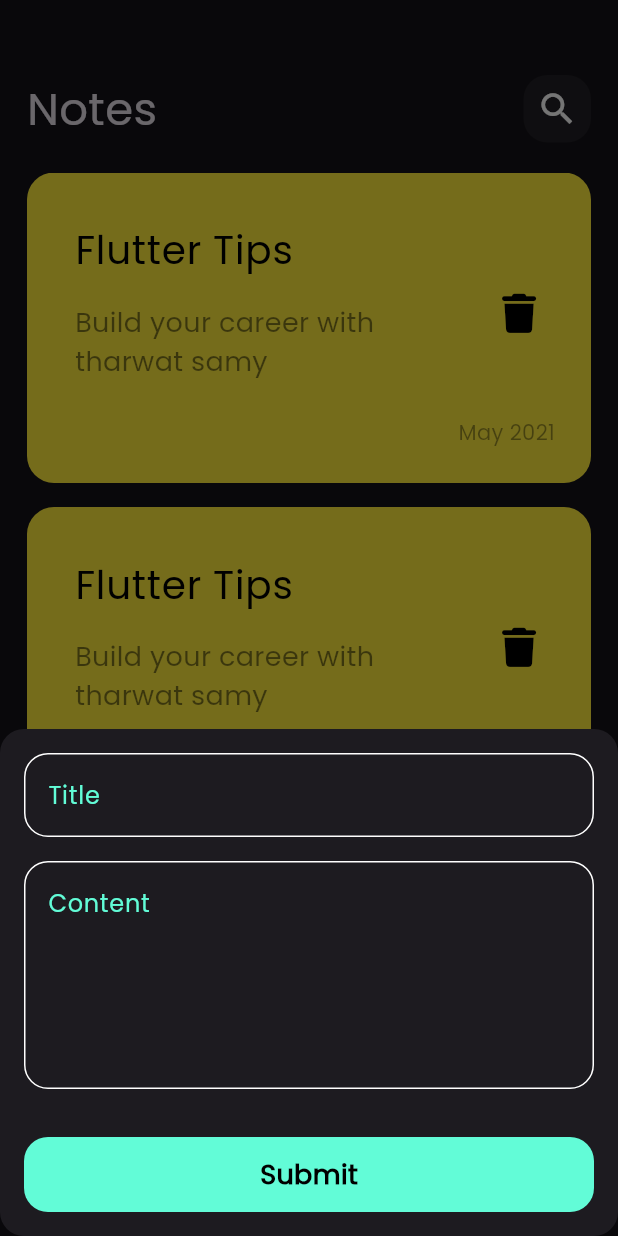
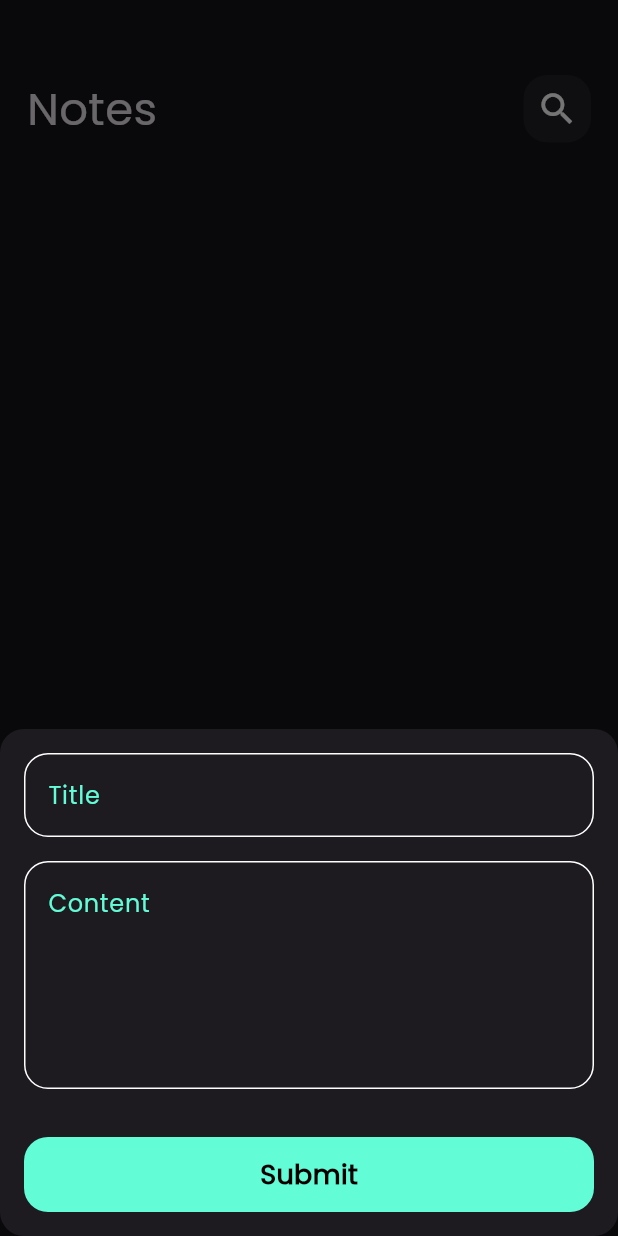
Before and after one commit to Afwra/flutter_notes_app_tharwat_samy, a Flutter app: the screen it shows after launch, after a tap on the "add" icon, on a phone screen of 412 x 824 dp. Run offline on Flutter 3.47's test engine with Material 3 defaults, Android fonts, the phone set to English and light mode, and no system bars; our stand-ins replace bloc, flutter_bloc, font_awesome_flutter, hive, hive_flutter; accounts and stored records are empty.

Commit message:
Finished Get Notes Cubit

```diff
--- /dev/null
+++ b/lib/cubits/get_note_cubit/get_notes_cubit.dart
@@ -0,0 +1,22 @@
+import 'package:bloc/bloc.dart';
+import 'package:hive_flutter/hive_flutter.dart';
+import 'package:meta/meta.dart';
+import 'package:notes_app/constants.dart';
+import 'package:notes_app/models/note_model.dart';
+
+part 'get_notes_state.dart';
+
+class GetNotesCubit extends Cubit<GetNotesState> {
+  GetNotesCubit() : super(GetNotesInitial());
+
+  void getAllNotes() {
+    emit(GetNoteLoading());
+    try {
+      Box notesBox = Hive.box<NoteModel>(kNotesBox);
+      List<NoteModel> notes = notesBox.values.toList() as List<NoteModel>;
+      emit(GetNoteSuccess(notes: notes));
+    } catch (e) {
+      emit(GetNoteFail(errorMsg: e.toString()));
+    }
+  }
+}
--- /dev/null
+++ b/lib/cubits/get_note_cubit/get_notes_state.dart
@@ -0,0 +1,20 @@
+part of 'get_notes_cubit.dart';
+
+@immutable
+sealed class GetNotesState {}
+
+final class GetNotesInitial extends GetNotesState {}
+
+final class GetNoteLoading extends GetNotesState {}
+
+final class GetNoteSuccess extends GetNotesState {
+  final List<NoteModel> notes;
+
+  GetNoteSuccess({required this.notes});
+}
+
+final class GetNoteFail extends GetNotesState {
+  final String errorMsg;
+
+  GetNoteFail({required this.errorMsg});
+}
--- a/lib/views/notes_view.dart
+++ b/lib/views/notes_view.dart
@@ -1,4 +1,6 @@
 import 'package:flutter/material.dart';
+import 'package:flutter_bloc/flutter_bloc.dart';
+import 'package:notes_app/cubits/get_note_cubit/get_notes_cubit.dart';
 import 'package:notes_app/widgets/custom_bottom_sheet.dart';
 import 'package:notes_app/widgets/notes_view_body.dart';
 
@@ -7,7 +9,9 @@ class NotesView extends StatelessWidget {
 
   @override
   Widget build(BuildContext context) {
-    return Scaffold(
+    return BlocProvider(
+      create: (context) => GetNotesCubit()..getAllNotes(),
+      child: Scaffold(
         body: const NotesViewBody(),
         floatingActionButton: FloatingActionButton(
           onPressed: () {
@@ -26,6 +30,7 @@ class NotesView extends StatelessWidget {
           shape: const CircleBorder(),
           child: const Icon(Icons.add),
         ),
+      ),
     );
   }
 }
--- a/lib/widgets/custom_bottom_sheet.dart
+++ b/lib/widgets/custom_bottom_sheet.dart
@@ -1,5 +1,6 @@
 import 'dart:developer';
 import 'package:flutter/material.dart';
+import 'package:flutter/widgets.dart';
 import 'package:flutter_bloc/flutter_bloc.dart';
 import 'package:notes_app/cubits/add_note_cubit/add_note_cubit.dart';
 import 'package:notes_app/widgets/add_note_form.dart';
@@ -24,7 +25,11 @@ class CustomBottomSheet extends StatelessWidget {
           builder: (context, state) {
             return AbsorbPointer(
               absorbing: state is AddNoteLoading ? true : false,
-              child: const SingleChildScrollView(child: AddNoteForm()),
+              child: Padding(
+                padding: EdgeInsets.only(
+                    bottom: MediaQuery.of(context).viewInsets.bottom),
+                child: const SingleChildScrollView(child: AddNoteForm()),
+              ),
             );
           },
         ),
--- a/lib/widgets/note_item.dart
+++ b/lib/widgets/note_item.dart
@@ -1,9 +1,12 @@
 import 'package:flutter/material.dart';
 import 'package:font_awesome_flutter/font_awesome_flutter.dart';
+import 'package:intl/intl.dart';
+import 'package:notes_app/models/note_model.dart';
 import 'package:notes_app/views/edit_notes_view.dart';
 
 class NoteItem extends StatelessWidget {
-  const NoteItem({super.key});
+  const NoteItem({super.key, required this.note});
+  final NoteModel note;
 
   @override
   Widget build(BuildContext context) {
@@ -19,21 +22,21 @@ class NoteItem extends StatelessWidget {
           left: 16,
         ),
         decoration: BoxDecoration(
-          color: Colors.yellow,
+          color: Color(note.color),
           borderRadius: BorderRadius.circular(18),
         ),
         child: Column(
           crossAxisAlignment: CrossAxisAlignment.end,
           children: [
             ListTile(
-              title: const Text(
-                'Flutter Tips',
-                style: TextStyle(color: Colors.black, fontSize: 26),
+              title: Text(
+                note.title,
+                style: const TextStyle(color: Colors.black, fontSize: 26),
               ),
               subtitle: Padding(
                 padding: const EdgeInsets.only(top: 16.0, bottom: 16),
                 child: Text(
-                  'Build your career with tharwat samy',
+                  note.subTitle,
                   style: TextStyle(
                     color: Colors.black.withOpacity(0.5),
                     fontSize: 18,
@@ -52,7 +55,7 @@ class NoteItem extends StatelessWidget {
             Padding(
               padding: const EdgeInsets.only(right: 24.0),
               child: Text(
-                'May 2021',
+                formatCustomDate(note.date),
                 style: TextStyle(color: Colors.black.withOpacity(0.4)),
               ),
             ),
@@ -61,4 +64,9 @@ class NoteItem extends StatelessWidget {
       ),
     );
   }
+
+  String formatCustomDate(String dateString) {
+    DateTime parsedDate = DateTime.parse(dateString); // Convert to DateTime
+    return DateFormat('MM-yyyy').format(parsedDate);
+  }
 }
--- a/lib/widgets/notes_list_view.dart
+++ b/lib/widgets/notes_list_view.dart
@@ -1,4 +1,7 @@
 import 'package:flutter/material.dart';
+import 'package:flutter/widgets.dart';
+import 'package:flutter_bloc/flutter_bloc.dart';
+import 'package:notes_app/cubits/get_note_cubit/get_notes_cubit.dart';
 import 'package:notes_app/widgets/note_item.dart';
 
 class NotesListView extends StatelessWidget {
@@ -6,17 +9,36 @@ class NotesListView extends StatelessWidget {
 
   @override
   Widget build(BuildContext context) {
+    return BlocBuilder<GetNotesCubit, GetNotesState>(
+      builder: (context, state) {
+        if (state is GetNoteSuccess) {
           return Padding(
             padding: const EdgeInsets.only(bottom: 4.0),
             child: ListView.builder(
-        itemBuilder: (context, index) => const Padding(
-          padding: EdgeInsets.only(
+              itemBuilder: (context, index) => Padding(
+                padding: const EdgeInsets.only(
                   bottom: 16,
                 ),
-          child: NoteItem(),
+                child: NoteItem(
+                  note: state.notes[index],
                 ),
-        itemCount: 5,
+              ),
+              itemCount: state.notes.length,
+            ),
+          );
+        } else {
+          return const Center(
+            child: Text(
+              'No Notes',
+              style: TextStyle(
+                color: Colors.white,
+                fontSize: 32,
+                fontWeight: FontWeight.bold,
+              ),
             ),
           );
         }
+      },
+    );
   }
+}
--- a/pubspec.yaml
+++ b/pubspec.yaml
@@ -36,6 +36,7 @@ dependencies:
   font_awesome_flutter: ^10.7.0
   hive: ^2.2.3
   hive_flutter: ^1.1.0
+  intl: ^0.19.0
   meta: ^1.11.0
   modal_progress_hud_nsn: ^0.5.1
 
```
Also changed, not shown: pubspec.lock. Lines whose indentation alone changed are shown as unchanged.
